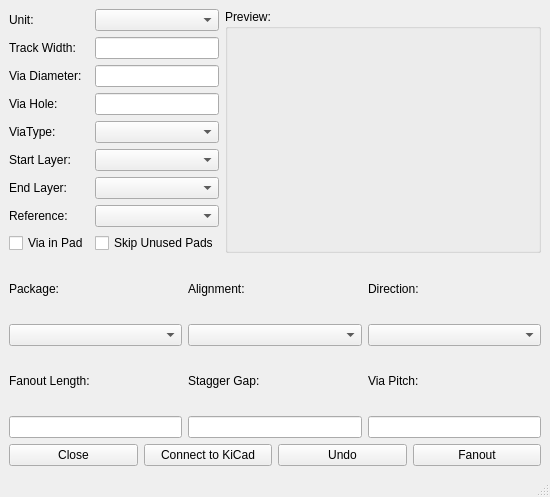
Qt form gui.ui (thanhduongvs/kicad-fanout-tool) before a commit.
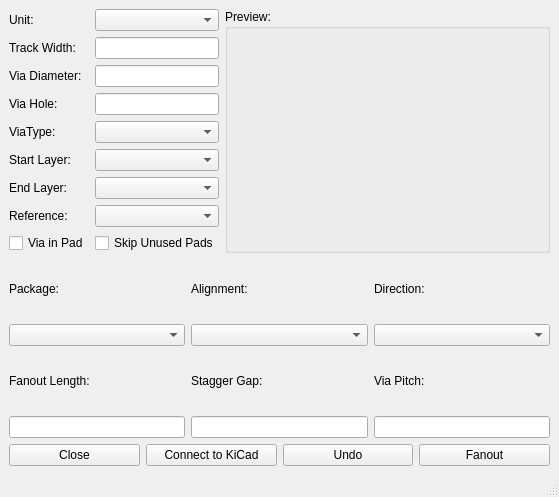
The same form after that commit.

The edit to the form file:
```diff
--- a/gui.ui
+++ b/gui.ui
@@ -6,7 +6,7 @@
    <rect>
     <x>0</x>
     <y>0</y>
-    <width>550</width>
+    <width>559</width>
     <height>497</height>
    </rect>
   </property>
```
Left out of the diff: 2 changed lines with no effect on the pictures.
